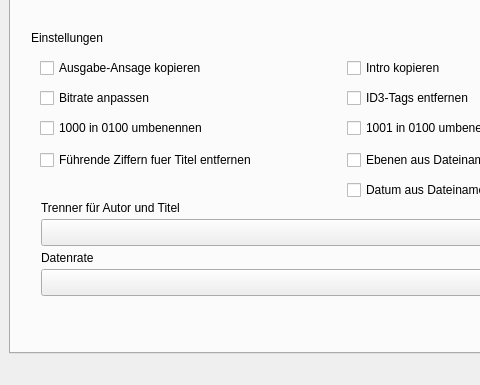
The window that daisy_creator_mag.ui (xpilgrim/daisy-creator-magazin) describes before a commit, drawn with Qt 5; both pictures show x 0 to 480 and y 396 to 781 of the 809 by 781 pixel window.
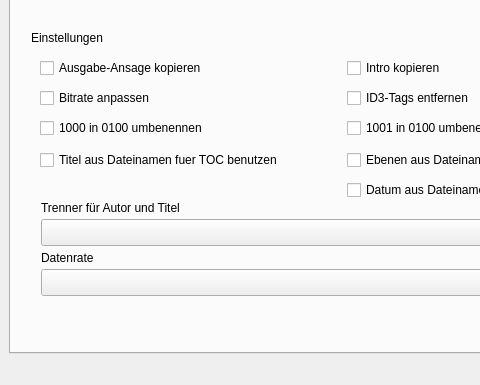
The same window after the commit.

Commit message: cleanup checkbox desc

```diff
--- a/daisy_creator_mag.ui
+++ b/daisy_creator_mag.ui
@@ -323,7 +323,7 @@
          <rect>
           <x>29</x>
           <y>510</y>
-          <width>291</width>
+          <width>311</width>
           <height>22</height>
          </rect>
         </property>
@@ -332,7 +332,7 @@
 Titel aus Dateinamen verwenden und fuehrende Ziffern entfernen</string>
         </property>
         <property name="text">
-         <string>Führende Ziffern fuer Titel entfernen</string>
+         <string>Titel aus Dateinamen fuer TOC benutzen</string>
         </property>
        </widget>
        <widget class="QComboBox" name="comboBoxPrefBitrate">
```
The commit also changes 1 other file.
